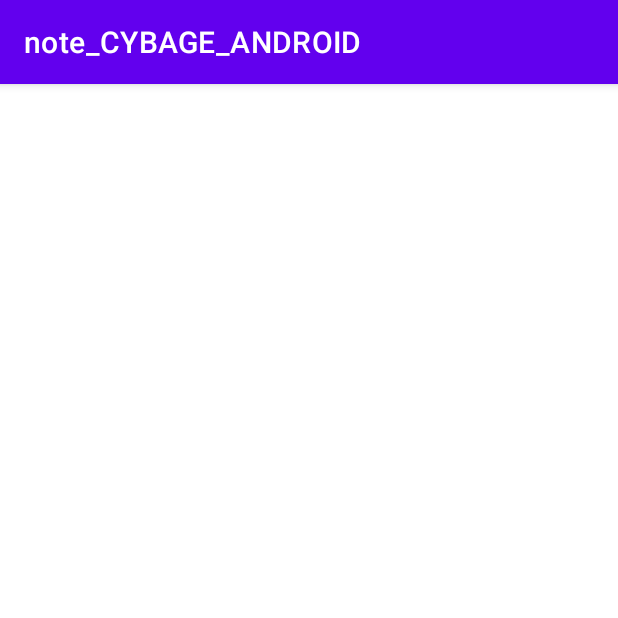
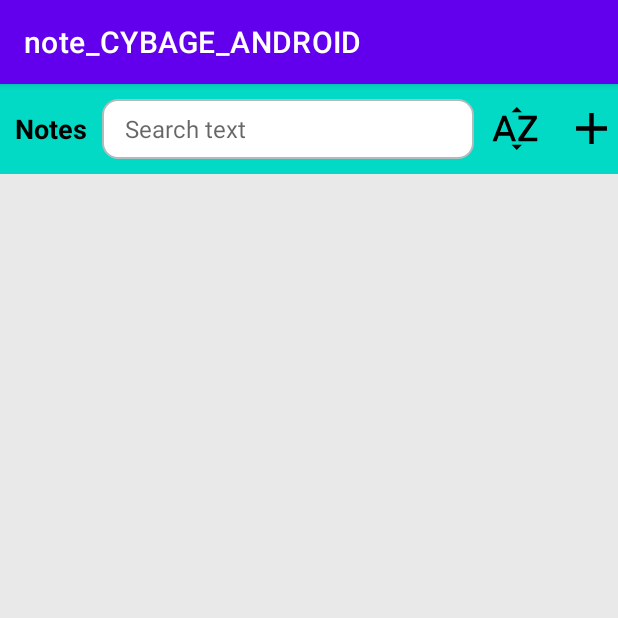
Before and after one commit to rhnptl79/note_CYBAGE_ANDROID_, an Android app: the ActivityNotesList screen opened directly, with no data from a screen before it, on a phone screen of 412 x 824 dp, the top half of it. Run offline under Robolectric (Android 15) with nearby library versions, the phone set to English and light mode, and no system bars.

Commit message:
Rohan Note 7

```diff
--- a/app/src/main/res/layout/activity_notes_list.xml
+++ b/app/src/main/res/layout/activity_notes_list.xml
@@ -4,6 +4,68 @@
     xmlns:tools="http://schemas.android.com/tools"
     android:layout_width="match_parent"
     android:layout_height="match_parent"
-    tools:context=".ActivityNotesList">
+    android:background="@color/grey"
+    tools:context=".MainActivity">
 
+    <RelativeLayout
+        android:id="@+id/relativeLayout"
+        android:layout_width="match_parent"
+        android:layout_height="60dp"
+        android:background="@color/teal_200"
+        app:layout_constraintEnd_toEndOf="parent"
+        app:layout_constraintStart_toStartOf="parent"
+        app:layout_constraintTop_toTopOf="parent">
+
+        <TextView
+            android:layout_width="wrap_content"
+            android:layout_height="wrap_content"
+            android:layout_alignParentLeft="true"
+            android:layout_centerVertical="true"
+            android:layout_marginLeft="10dp"
+            android:text="Notes"
+            android:id="@+id/tv_n"
+            android:textSize="18sp"
+            android:textColor="@color/black"
+            android:textStyle="bold" />
+        <EditText
+            android:layout_width="0dp"
+            android:hint="Search text"
+            android:textColor="@color/black"
+            android:textSize="16sp"
+            android:background="@drawable/round_corner"
+            android:layout_centerVertical="true"
+            android:id="@+id/et_search"
+            android:paddingLeft="15dp"
+            android:layout_marginHorizontal="10dp"
+            android:layout_height="40dp"
+            android:layout_toRightOf="@+id/tv_n"
+            android:layout_toLeftOf="@+id/btn_sort"
+            />
+        <ImageView
+            android:id="@+id/btn_sort"
+            android:layout_width="35dp"
+            android:layout_height="35dp"
+            android:layout_marginRight="15dp"
+            android:layout_toLeftOf="@+id/btn_add_notes"
+            android:layout_centerVertical="true"
+            android:src="@drawable/ic_sort"
+            app:tint="@color/black" />
+        <ImageView
+            android:id="@+id/btn_add_notes"
+            android:layout_width="35dp"
+            android:layout_height="35dp"
+            android:layout_alignParentEnd="true"
+            android:layout_centerVertical="true"
+            android:src="@drawable/ic_add"
+            app:tint="@color/black" />
+    </RelativeLayout>
+
+    <androidx.recyclerview.widget.RecyclerView
+        android:id="@+id/rv_notes_list"
+        android:layout_width="match_parent"
+        android:layout_height="0dp"
+        app:layout_constraintBottom_toBottomOf="parent"
+        app:layout_constraintTop_toBottomOf="@+id/relativeLayout"
+        app:layout_constraintVertical_bias="0.0"
+        tools:layout_editor_absoluteX="-30dp" />
 </androidx.constraintlayout.widget.ConstraintLayout>
```
